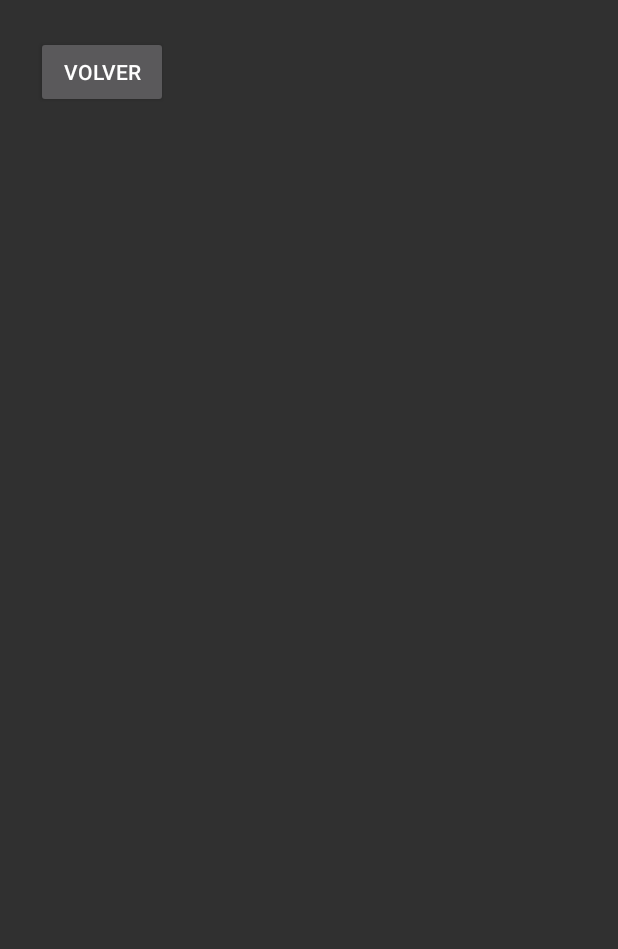
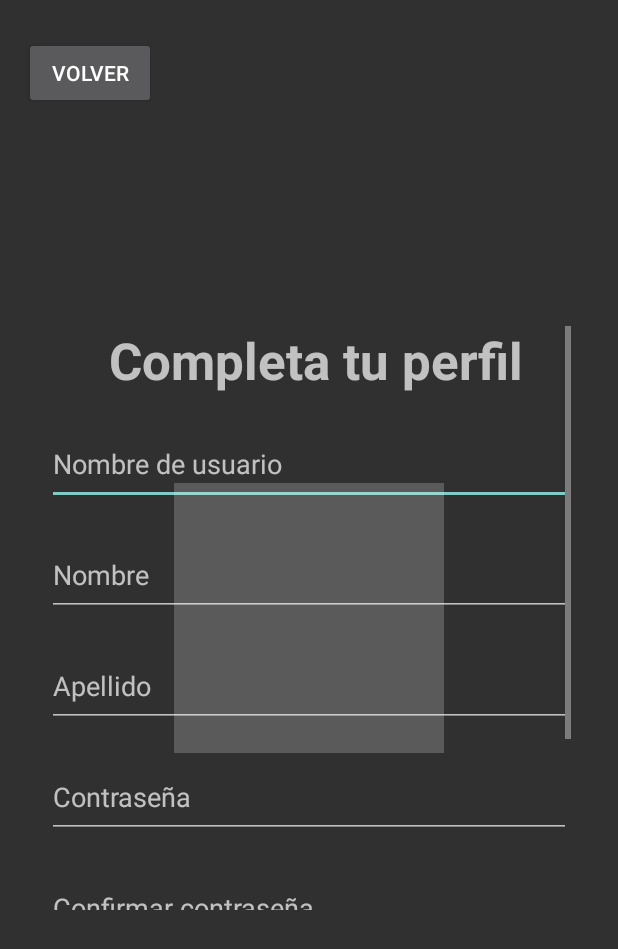
Before and after one commit to ersepull/Proyecto_PST_G1, an Android app: the Register screen opened directly, with no data from a screen before it, on a phone screen of 412 x 824 dp. Shown: the top 949 px of the screen. Run offline under Robolectric (Android 15) with nearby library versions, the light colour scheme and no system bars; 2 statements that could not run were skipped.

Commit message:
Inicio de app asincrono y actualizacion de activities para el ingreso y registro de datos del usuario

```diff
--- a/app/src/main/AndroidManifest.xml
+++ b/app/src/main/AndroidManifest.xml
@@ -5,7 +5,7 @@
     <application
         android:allowBackup="true"
         android:icon="@mipmap/ic_launcher"
-        android:label="@string/app_name"
+        android:label=""
         android:roundIcon="@mipmap/ic_launcher_round"
         android:supportsRtl="true"
         android:theme="@style/Theme.AppCompat.NoActionBar">
--- a/app/src/main/java/com/example/dispetser/Actions.java
+++ b/app/src/main/java/com/example/dispetser/Actions.java
@@ -17,8 +17,6 @@ public class Actions extends AppCompatActivity {
         log.setText( "Bienvenido "+bundle.getString("username")+" a DISPETSER");
     }
 
-    public void volver(View view) {
-        finish();
-    }
+    public void volver(View view) {finish();}
 
 }
--- a/app/src/main/java/com/example/dispetser/Register.java
+++ b/app/src/main/java/com/example/dispetser/Register.java
@@ -2,17 +2,45 @@ package com.example.dispetser;
 
 import androidx.appcompat.app.AppCompatActivity;
 
+import android.content.Intent;
 import android.os.Bundle;
 import android.view.View;
+import android.widget.EditText;
+import android.widget.Toast;
 
 public class Register extends AppCompatActivity {
+    EditText user, nombre, apellido, contra, confirma, email;
 
     @Override
     protected void onCreate(Bundle savedInstanceState) {
         super.onCreate(savedInstanceState);
         setContentView(R.layout.activity_register);
+        Bundle bundle = getIntent().getExtras();
+        user = (EditText) findViewById(R.id.user);
+        nombre = (EditText) findViewById(R.id.nombre);
+        apellido = (EditText) findViewById(R.id.apellido);
+        contra = (EditText) findViewById(R.id.contra);
+        confirma = (EditText) findViewById(R.id.confirma);
+        email = (EditText) findViewById(R.id.email);
+
+        user.setText(bundle.getString("username"));
+        contra.setText(bundle.getString("password"));
+        nombre.setText("");
+        apellido.setText("");
+        confirma.setText("");
+        email.setText("");
     }
     public void volver(View view) {
         finish();
     }
+
+    public void registrar(View view){
+        if(!(user.getText().toString().equals("") || nombre.getText().toString().equals("") || apellido.getText().toString().equals("")
+        || contra.getText().toString().equals("") || confirma.getText().toString().equals("") || email.getText().toString().equals("")) ){
+            Intent i = new Intent(this, Actions.class);
+            i.putExtra("username", user.getText().toString());
+            startActivity(i);
+            finish();
+        }else{Toast.makeText(this, "Complete los datos de su perfil",Toast.LENGTH_SHORT).show();}
+    }
 }
--- a/app/src/main/res/layout/activity_register.xml
+++ b/app/src/main/res/layout/activity_register.xml
@@ -5,14 +5,116 @@
     android:layout_width="match_parent"
     android:layout_height="match_parent">
 
+    <ScrollView
+        android:id="@+id/scrollView3"
+        android:layout_width="349dp"
+        android:layout_height="389dp"
+        app:layout_constraintBottom_toBottomOf="parent"
+        app:layout_constraintEnd_toEndOf="parent"
+        app:layout_constraintStart_toStartOf="parent"
+        app:layout_constraintTop_toTopOf="parent">
+
+        <LinearLayout
+            android:layout_width="match_parent"
+            android:layout_height="wrap_content"
+            android:orientation="vertical">
+
+            <TextView
+                android:id="@+id/textView2"
+                android:layout_width="match_parent"
+                android:layout_height="45dp"
+                android:ellipsize="none"
+                android:text=" Completa tu perfil"
+                android:textAlignment="center"
+                android:textSize="34sp"
+                android:textStyle="bold" />
+
+            <EditText
+                android:id="@+id/user"
+                android:layout_width="match_parent"
+                android:layout_height="54dp"
+                android:layout_marginTop="20dp"
+                android:ems="10"
+                android:hint="Nombre de usuario"
+                android:inputType="textPersonName" />
+
+            <EditText
+                android:id="@+id/nombre"
+                android:layout_width="match_parent"
+                android:layout_height="54dp"
+                android:layout_marginTop="20dp"
+                android:ems="10"
+                android:hint="Nombre"
+                android:inputType="textPersonName" />
+
+            <EditText
+                android:id="@+id/apellido"
+                android:layout_width="match_parent"
+                android:layout_height="54dp"
+                android:layout_marginTop="20dp"
+                android:ems="10"
+                android:hint="Apellido"
+                android:inputType="textPersonName" />
+
+            <EditText
+                android:id="@+id/contra"
+                android:layout_width="match_parent"
+                android:layout_height="54dp"
+                android:layout_marginTop="20dp"
+                android:ems="10"
+                android:hint="Contraseña"
+                android:inputType="textPassword" />
+
+            <EditText
+                android:id="@+id/confirma"
+                android:layout_width="match_parent"
+                android:layout_height="54dp"
+                android:layout_marginTop="20dp"
+                android:ems="10"
+                android:hint="Confirmar contraseña"
+                android:inputType="textPassword" />
+
+            <EditText
+                android:id="@+id/email"
+                android:layout_width="match_parent"
+                android:layout_height="54dp"
+                android:layout_marginTop="20dp"
+                android:ems="10"
+                android:hint="E-mail"
+                android:inputType="textEmailAddress" />
+
+            <Button
+                android:id="@+id/button"
+                android:layout_width="match_parent"
+                android:layout_height="61dp"
+                android:onClick="registrar"
+                android:text="Registrar cuenta" />
+        </LinearLayout>
+    </ScrollView>
+
+    <ImageView
+        android:id="@+id/imageView3"
+        android:layout_width="180dp"
+        android:layout_height="180dp"
+        android:alpha=".20"
+        android:background="#FFFFFF"
+        app:layout_constraintBottom_toBottomOf="parent"
+        app:layout_constraintEnd_toEndOf="parent"
+        app:layout_constraintStart_toStartOf="parent"
+        app:layout_constraintTop_toTopOf="parent"
+        tools:srcCompat="@tools:sample/avatars" />
+
     <Button
         android:id="@+id/button4"
         android:layout_width="wrap_content"
         android:layout_height="wrap_content"
-        android:layout_marginStart="24dp"
-        android:layout_marginTop="24dp"
+        android:layout_marginStart="16dp"
+        android:layout_marginTop="16dp"
         android:onClick="volver"
         android:text="Volver"
+        app:layout_constraintBottom_toTopOf="@+id/scrollView3"
         app:layout_constraintStart_toStartOf="parent"
-        app:layout_constraintTop_toTopOf="parent" />
+        app:layout_constraintTop_toTopOf="parent"
+        app:layout_constraintVertical_bias="0.058" />
+
 </androidx.constraintlayout.widget.ConstraintLayout>
```
Also changed, not shown: app/src/main/java/com/example/dispetser/Login.java (+16 -2 lines), app/src/main/java/com/example/dispetser/Start.java (+8 -4 lines), app/src/main/res/layout/activity_actions.xml (+5 -4 lines), app/src/main/res/layout/activity_login.xml (+71 -32 lines), app/src/main/res/layout/activity_start.xml (+14 -2 lines).
